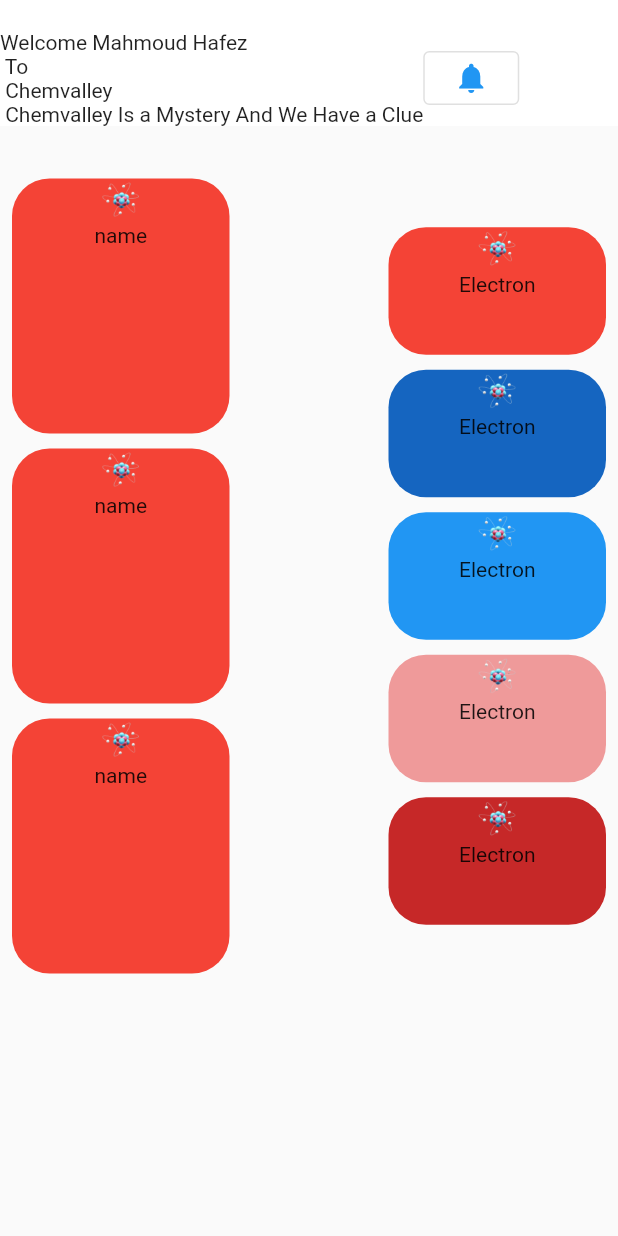
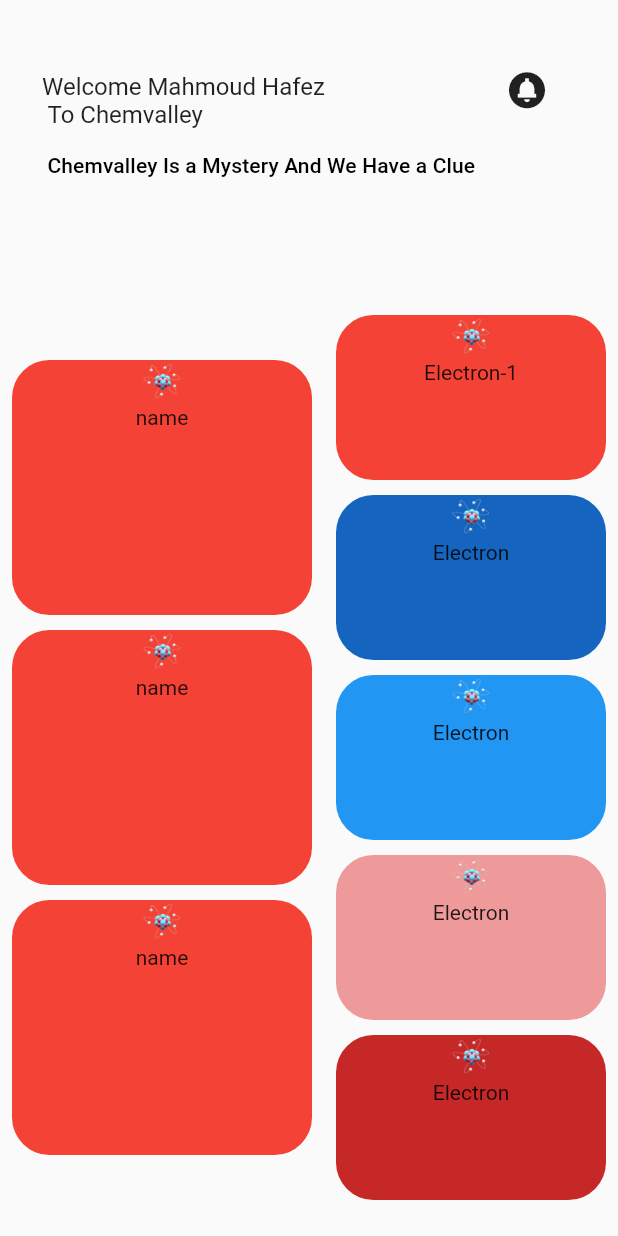
Before and after one commit to ChemVallay/chemistry_app, a Flutter app: the ViewHome screen opened directly, on a phone screen of 412 x 824 dp. Run offline on Flutter 3.47's test engine with Material 2 defaults, Android fonts, the phone set to English and light mode, and no system bars; our stand-ins replace bloc, dot_navigation_bar, flutter_bloc, flutter_svg.

Commit message:
layout-04

```diff
--- a/lib/view/screens/electron-configuration/electron-configuration-preview.dart
+++ b/lib/view/screens/electron-configuration/electron-configuration-preview.dart
@@ -7,10 +7,16 @@ class ViewElectronConfiguration extends StatelessWidget {
 
   @override
   Widget build(BuildContext context) {
+    var search = TextEditingController();
     return Scaffold(
       appBar: PreferredSize(
           preferredSize: const Size.fromHeight(60),
-          child: CustomGlobuleAppBar(name: 'ElectronConfiguration')),
+          child: CustomGlobuleAppBar(name: 'ElectronConfiguration',widget: Container(child: TextFormField(
+            controller: search,
+            decoration: const InputDecoration(labelText: 'labelName'),
+            textInputAction: TextInputAction.none,
+            keyboardType: TextInputType.text,
+          ),),)),
       body: const Center(
         child: Text('Scaffold Body'),
       ),
--- a/lib/view/screens/home/view_home_widget.dart
+++ b/lib/view/screens/home/view_home_widget.dart
@@ -49,10 +49,25 @@ class ColumnLeft extends StatelessWidget {
       children: [
         CustomContainerBodyHomeLeft(
           assetImage: Assets.imageChemvallayApp,
-          name: 'Electron',
+          name: 'Electron-1',
           radius: 25,
           colorContainer: Colors.red,
-          tap: () {},
+          tap: () {
+                        Navigator.pushNamed(context,'/electron');
+            //            Navigator.pushNamedAndRemoveUntil<void>(context, Routes.homeScreen);
+            //            Navigator.pushNamed(context, RoutesName.detail);
+            //          Get.to(() => DetailScreen());
+            //            Get.offAll<DetailScreen>(DetailScreen(), arguments: "Hello");
+            //            Get.to(()=>DetailScreen()).then((value){print("Value $value") ; });
+            //            Get.back();
+            //            print('Get to');
+            //            var route = MaterialPageRoute(builder:(context)=>DetailScreen() , settings : RouteSettings (arguments:"Hello"));
+            //            Get.offAndToNamed('/home/detail');
+            //            Get.offUntil(ModalRoute.withName("/"), (route)=>false).then((value)=>{print("Value $value")} )
+            //              Get.to(() => HomeScreen())..whenComplete(() {});
+            //                Get.offUntil(() => HomeScreen(), '/home/');
+            //                    Get.offUntilRouteName("/home/");
+          },
         ),
         10.getH,
         CustomContainerBodyHomeLeft(
--- a/lib/view/widgets/custom_appBar.dart
+++ b/lib/view/widgets/custom_appBar.dart
@@ -1,4 +1,3 @@
-import 'package:chemvalley_app/core/extensions/plugin_sizedbox.dart';
 import 'package:flutter/material.dart';
 
 class CustomAppBar extends StatelessWidget {
@@ -9,28 +8,55 @@ class CustomAppBar extends StatelessWidget {
   @override
   Widget build(BuildContext context) {
     return Container(
-      decoration: const BoxDecoration(
-        color: Colors.white,
+      decoration:  BoxDecoration(
+        color: Colors.grey.shade50,
         //        borderRadius: BorderRadius.circular(),
       ),
       child: Padding(
-        padding: const EdgeInsets.only(top:20.0),
+        padding: const EdgeInsets.only(top: 20.0),
         child: Row(
           children: [
-
-            const Text('Welcome Mahmoud Hafez '
-                '\n To'
-                '\n Chemvalley'
-                '\n Chemvalley Is a Mystery And We Have a Clue'),
-            OutlinedButton(
-              onPressed: () => {},
+            Padding(
+              padding: const EdgeInsets.only(
+                left: 18.0 + 10,
+                top: 28,
+              //                right: MediaQuery.of(context).size.width * .5 - (36 / 479),
+              //                bottom: 20,
+              //              width: MediaQuery.of(context).size.width *.5 ,
+              //                  height: 36,
+                                 ),
+              child: Column(
+                mainAxisAlignment: MainAxisAlignment.start,
+                crossAxisAlignment: CrossAxisAlignment.start,
+                children: [
+                  Text(
+                    'Welcome Mahmoud Hafez ',
+                    style: Theme.of(context).textTheme.titleMedium,
+                  ),
+                  Text(
+                    ' To'
+                    ' Chemvalley',
+                    style: Theme.of(context).textTheme.titleMedium,
+                  ),
+                  Text(
+                    '\n Chemvalley Is a Mystery And We Have a Clue',
+                    style: Theme.of(context).textTheme.titleSmall,
+                  ),
+                ],
+              ),
+            ),
+            Padding(
+              padding: const EdgeInsets.only(bottom: 75.0, left: 20),
+              child: GestureDetector(
+                onTap: () => {},
                 // style: OutlinedButton.styleFrom(
                 //   padding: EdgeInsets.zero,
                 //   shape: RoundedRectangleBorder(
                 //     borderRadius: BorderRadius.circular(2),
                 //   ),
                 // ),
-              child: const Icon(Icons.notifications),
+                child: const Icon(Icons.circle_notifications_sharp, size: 29),
+              ),
             ),
           ],
         ),
--- a/lib/view/widgets/custom_container_body_home_left.dart
+++ b/lib/view/widgets/custom_container_body_home_left.dart
@@ -24,8 +24,8 @@ class CustomContainerBodyHomeLeft extends StatelessWidget {
     return GestureDetector(
       onTap: tap,
       child: Container(
-        width: 145,
-        height: 85,
+        width: 145+35,
+        height: 85+25,
         decoration: BoxDecoration(
           color: colorContainer,
           borderRadius: BorderRadius.circular(radius),
--- a/lib/view/widgets/custom_container_body_home_right.dart
+++ b/lib/view/widgets/custom_container_body_home_right.dart
@@ -24,7 +24,7 @@ class CustomContainerBodyHomeRight extends StatelessWidget {
     return GestureDetector(
       onTap:tap,
       child: Container(
-        width: 145,
+        width: 145+35+20,
         height: 120+50,
         decoration: BoxDecoration(
           color: colorContainer,
```
Lines whose indentation alone changed are shown as unchanged.
